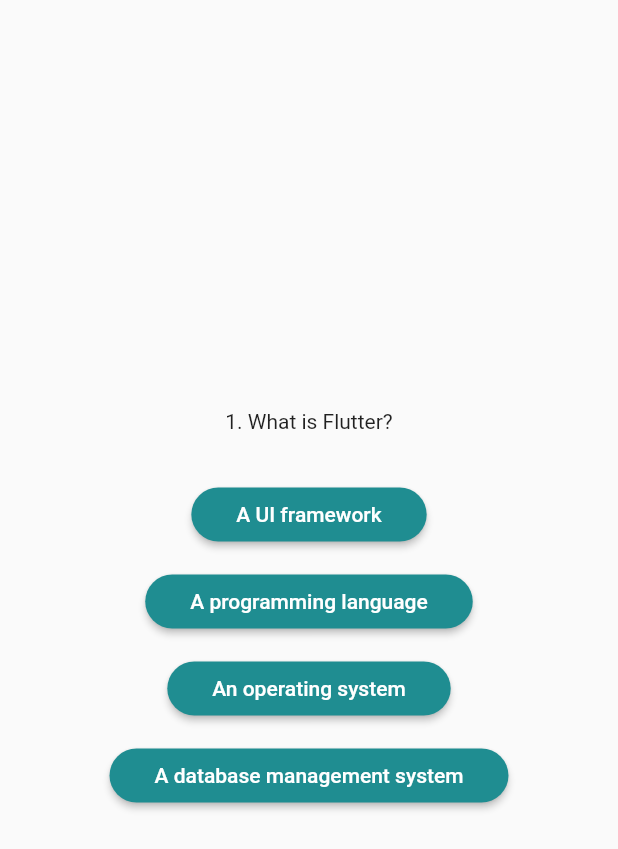
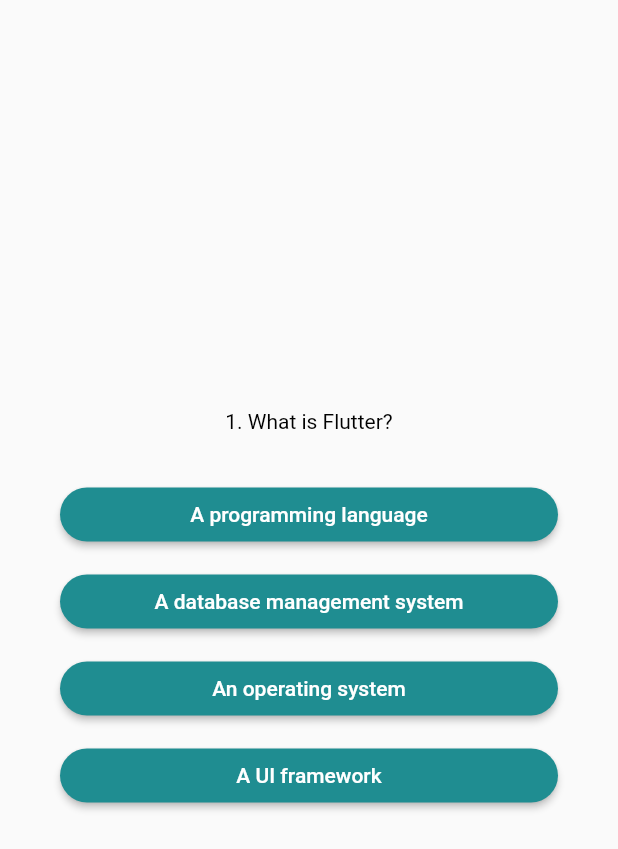
Before and after one commit to akashdevav/Flutter_Quiz_app, a Flutter app: the QuizScreen widget shown alone on an empty page, opened directly, on a phone screen of 412 x 824 dp. Shown: the top 849 px of the screen. Run offline on Flutter 3.47's test engine with Material 2 defaults, Android fonts, the phone set to English and light mode, and no system bars.

Commit message:
to update the index value to change the questions by answer button is triggered

```diff
--- a/quiz_app/lib/answers.dart
+++ b/quiz_app/lib/answers.dart
@@ -19,6 +19,7 @@ class AnswerButton extends StatelessWidget {
       onPressed: ontap,
       child: Text(
         answer,
+        textAlign: TextAlign.center,
       ),
     );
   }
--- a/quiz_app/lib/model/quiz_model.dart
+++ b/quiz_app/lib/model/quiz_model.dart
@@ -1,7 +1,13 @@
-
+//This class is the blueprint for the questions
 class QuizModel {
   const QuizModel(this.text, this.answers);
 
   final String text;
   final List<String> answers;
+
+  List<String> getShuffledAnswers() {
+    final shuffeledList = List.of(answers);
+    shuffeledList.shuffle();
+    return shuffeledList;
+  }
 }
--- a/quiz_app/lib/quiz_screen.dart
+++ b/quiz_app/lib/quiz_screen.dart
@@ -12,31 +12,51 @@ class QuizScreen extends StatefulWidget {
 }
 
 class _QuizScreenState extends State<QuizScreen> {
+  var currentquestionIndex = 0;
+
+  //this function is goes to increment the question index value to change the next question.
+  void changequestionindex() {
+    setState(() {
+      currentquestionIndex++;
+    });
+  }
+
   @override
   Widget build(BuildContext context) {
-    final currentquestion = questions[0];
+    final currentquestion = questions[currentquestionIndex];
     return SizedBox(
       width: double.infinity,
+      child: Container(
+        margin: const EdgeInsets.all(40),
         child: Column(
           mainAxisAlignment: MainAxisAlignment.center,
+          crossAxisAlignment: CrossAxisAlignment.stretch,
           children: [
-          Text(currentquestion.text),
+            Text(
+              currentquestion.text,
+              style: const TextStyle(color: Colors.black),
+              textAlign: TextAlign.center,
+            ),
+
             const SizedBox(
               height: 30,
             ),
             //Here, I use map to store the existing list into new List as value of Item.
             //And ... (trible Dot) specifies splitting method or dart build-in key word used to consider as a single list of value separated by a comma.
             //If we don'n use the ...(trible Dot) ie. splitted method, the map is consider as "nested List" so it through an error.
-          ...currentquestion.answers.map(
+            ...currentquestion.getShuffledAnswers().map(
               (item) {
                 return Column(
+                  crossAxisAlignment: CrossAxisAlignment.stretch,
                   children: [
-                  AnswerButton(ontap: () {}, answer: item),
-                  const SizedBox(height: 10,)
+                    AnswerButton(ontap: changequestionindex, answer: item),
+                    const SizedBox(
+                      height: 10,
+                    )
                   ],
                 );
               },
-          ),//to minimise the code Duplicates we move on to the above "map() method"
+            ), //to minimise the code Duplicates we move on to the above "map() method"
 
             // AnswerButton (answer: currentquestion.answers[0], ontap: () {}),
             // const SizedBox(height: 10,),
@@ -47,6 +67,7 @@ class _QuizScreenState extends State<QuizScreen> {
             // AnswerButton (answer: currentquestion.answers[3], ontap: () {}),
           ],
         ),
+      ),
     );
   }
 }
```
Lines whose indentation alone changed are shown as unchanged.
